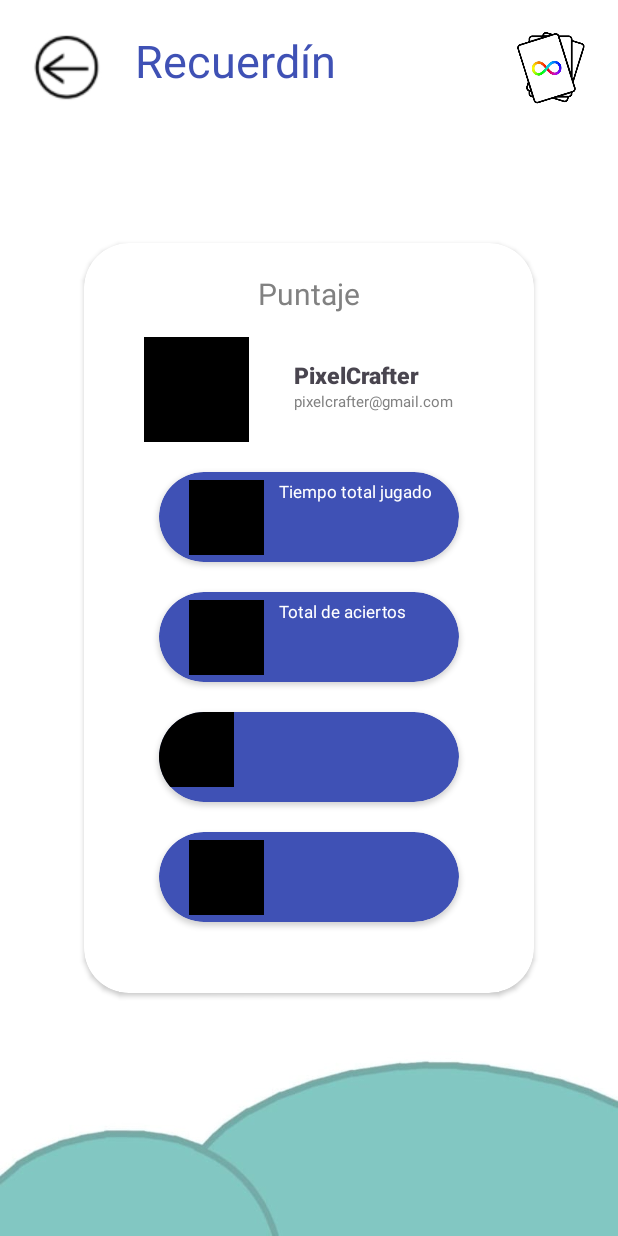
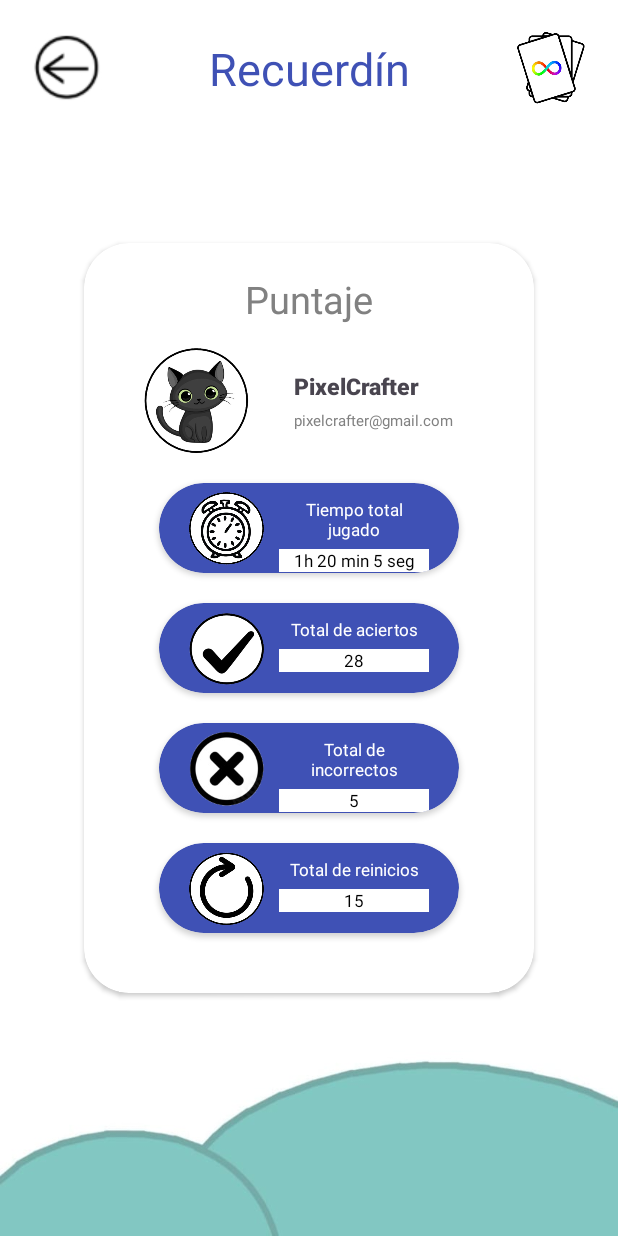
Before and after one commit to CamiloRaphaelZuletaWolff/progra3, an Android app: the PuntajeActivity screen opened directly, with no data from a screen before it, on a phone screen of 412 x 824 dp. Run offline under Robolectric (Android 15) with nearby library versions, the phone set to English and light mode, and no system bars.

Commit message:
Pantalla Puntaje

```diff
--- /dev/null
+++ b/app/src/main/res/drawable/borde_circular.xml
@@ -0,0 +1,6 @@
+<?xml version="1.0" encoding="utf-8"?>
+<shape xmlns:android="http://schemas.android.com/apk/res/android"
+    android:shape="oval">
+    <solid android:color="@android:color/transparent" />
+    <stroke android:width="2dp" android:color="#000000" />
+</shape>
--- a/app/src/main/res/layout/activity_puntaje.xml
+++ b/app/src/main/res/layout/activity_puntaje.xml
@@ -22,13 +22,13 @@
         android:id="@+id/nombre_del_juego"
         android:layout_width="wrap_content"
         android:layout_height="wrap_content"
-        android:layout_marginStart="20dp"
-        android:layout_marginTop="20dp"
+        android:layout_marginTop="25dp"
         android:text="Recuerdín"
         android:textColor="@color/azulOscuro"
         android:textSize="30sp"
-        app:layout_constraintStart_toEndOf="@id/boton_atras"
-        app:layout_constraintTop_toTopOf="parent" />
+        app:layout_constraintTop_toTopOf="parent"
+        app:layout_constraintStart_toStartOf="parent"
+        app:layout_constraintEnd_toEndOf="parent"/>
 
     <ImageView
         android:id="@+id/logo"
@@ -61,7 +61,7 @@
                 android:layout_marginTop="20dp"
                 android:text="Puntaje"
                 android:textColor="@color/grisOscuro"
-                android:textSize="20sp"
+                android:textSize="25sp"
                 app:layout_constraintEnd_toEndOf="parent"
                 app:layout_constraintStart_toStartOf="parent"
                 app:layout_constraintTop_toTopOf="parent" />
@@ -72,19 +72,19 @@
                 android:layout_height="70dp"
                 android:layout_marginStart="40dp"
                 android:layout_marginTop="15dp"
-                android:background="@color/black"
+                android:src="@drawable/foto_perfil"
                 app:layout_constraintStart_toStartOf="parent"
-                app:layout_constraintTop_toBottomOf="@id/puntaje_titulo" />
+                app:layout_constraintTop_toBottomOf="@id/puntaje_titulo"/>
 
             <TextView
                 android:id="@+id/nombre_usuario"
                 android:layout_width="wrap_content"
                 android:layout_height="wrap_content"
+                android:layout_marginStart="30dp"
+                android:layout_marginTop="30dp"
+                android:fontFamily="sans-serif-black"
                 android:text="PixelCrafter"
                 android:textSize="15sp"
-                android:fontFamily="sans-serif-black"
-                android:layout_marginStart="30dp"
-                android:layout_marginTop="30dp"
                 app:layout_constraintStart_toEndOf="@id/foto_de_perfil_usuario"
                 app:layout_constraintTop_toBottomOf="@id/puntaje_titulo" />
 
@@ -92,22 +92,23 @@
                 android:id="@+id/correo_usuario"
                 android:layout_width="wrap_content"
                 android:layout_height="wrap_content"
+                android:layout_marginStart="30dp"
+                android:layout_marginTop="5dp"
                 android:text="pixelcrafter@gmail.com"
+                android:textColor="@color/grisOscuro"
                 android:textSize="10sp"
-                android:textColor="@color/grisOscuro"
-                android:layout_marginStart="30dp"
-                app:layout_constraintTop_toBottomOf="@id/nombre_usuario"
-                app:layout_constraintStart_toEndOf="@id/foto_de_perfil_usuario"/>
+                app:layout_constraintStart_toEndOf="@id/foto_de_perfil_usuario"
+                app:layout_constraintTop_toBottomOf="@id/nombre_usuario" />
 
             <androidx.cardview.widget.CardView
                 android:id="@+id/tiempo_total_jugado"
                 android:layout_width="200dp"
                 android:layout_height="60dp"
+                android:layout_marginTop="20dp"
                 android:backgroundTint="@color/azulOscuro"
                 app:cardCornerRadius="50dp"
-                android:layout_marginTop="20dp"
+                app:layout_constraintEnd_toEndOf="parent"
                 app:layout_constraintStart_toStartOf="parent"
-                app:layout_constraintEnd_toEndOf="parent"
                 app:layout_constraintTop_toBottomOf="@id/foto_de_perfil_usuario">
 
                 <androidx.constraintlayout.widget.ConstraintLayout
@@ -118,23 +119,38 @@
                         android:id="@+id/imagen_tiempo_total_jugado"
                         android:layout_width="50dp"
                         android:layout_height="50dp"
-                        android:background="@color/black"
                         android:layout_marginStart="20dp"
                         android:layout_marginTop="5dp"
+                        android:src="@drawable/tiempo"
                         app:layout_constraintStart_toStartOf="parent"
-                        app:layout_constraintTop_toTopOf="parent"/>
+                        app:layout_constraintTop_toTopOf="parent" />
 
                     <TextView
                         android:id="@+id/texto_tiempo_total_jugado"
-                        android:layout_width="wrap_content"
+                        android:layout_width="100dp"
                         android:layout_height="wrap_content"
+                        android:layout_marginStart="10dp"
+                        android:layout_marginTop="10dp"
                         android:text="Tiempo total jugado"
                         android:textColor="@color/white"
                         android:textSize="11sp"
+                        android:textAlignment="center"
+                        app:layout_constraintStart_toEndOf="@id/imagen_tiempo_total_jugado"
+                        app:layout_constraintTop_toTopOf="parent" />
+
+                    <TextView
+                        android:id="@+id/dato_tiempo_total_jugado"
+                        android:layout_width="100dp"
+                        android:layout_height="wrap_content"
+                        android:background="@color/white"
+                        android:text="1h 20 min 5 seg"
+                        android:textSize="11sp"
+                        android:textAlignment="center"
+                        android:textColor="@color/black"
+                        android:layout_marginTop="5dp"
                         android:layout_marginStart="10dp"
-                        android:layout_marginTop="5dp"
-                        app:layout_constraintStart_toEndOf="@id/imagen_tiempo_total_jugado"
-                        app:layout_constraintTop_toTopOf="parent"/>
+                        app:layout_constraintTop_toBottomOf="@id/texto_tiempo_total_jugado"
+                        app:layout_constraintStart_toEndOf="@id/imagen_tiempo_total_jugado"/>
 
                 </androidx.constraintlayout.widget.ConstraintLayout>
 
@@ -144,11 +160,11 @@
                 android:id="@+id/total_aciertos"
                 android:layout_width="200dp"
                 android:layout_height="60dp"
+                android:layout_marginTop="20dp"
                 android:backgroundTint="@color/azulOscuro"
                 app:cardCornerRadius="50dp"
-                android:layout_marginTop="20dp"
+                app:layout_constraintEnd_toEndOf="parent"
                 app:layout_constraintStart_toStartOf="parent"
-                app:layout_constraintEnd_toEndOf="parent"
                 app:layout_constraintTop_toBottomOf="@id/tiempo_total_jugado">
 
                 <androidx.constraintlayout.widget.ConstraintLayout
@@ -159,23 +175,38 @@
                         android:id="@+id/imagen_total_aciertos"
                         android:layout_width="50dp"
                         android:layout_height="50dp"
-                        android:background="@color/black"
                         android:layout_marginStart="20dp"
                         android:layout_marginTop="5dp"
+                        android:src="@drawable/total_aciertos"
                         app:layout_constraintStart_toStartOf="parent"
+                        app:layout_constraintTop_toTopOf="parent" />
+
+                    <TextView
+                        android:id="@+id/texto_total_aciertos"
+                        android:layout_width="100dp"
+                        android:layout_height="wrap_content"
+                        android:layout_marginStart="10dp"
+                        android:layout_marginTop="10dp"
+                        android:text="Total de aciertos"
+                        android:textColor="@color/white"
+                        android:textSize="11sp"
+                        android:textAlignment="center"
+                        app:layout_constraintStart_toEndOf="@id/imagen_total_aciertos"
                         app:layout_constraintTop_toTopOf="parent"/>
 
                     <TextView
-                        android:id="@+id/texto_total_aciertos"
-                        android:layout_width="wrap_content"
+                        android:id="@+id/dato_total_aciertos"
+                        android:layout_width="100dp"
                         android:layout_height="wrap_content"
-                        android:text="Total de aciertos"
-                        android:textColor="@color/white"
+                        android:background="@color/white"
+                        android:text="28"
                         android:textSize="11sp"
+                        android:textAlignment="center"
+                        android:textColor="@color/black"
+                        android:layout_marginTop="5dp"
                         android:layout_marginStart="10dp"
-                        android:layout_marginTop="5dp"
-                        app:layout_constraintStart_toEndOf="@id/imagen_total_aciertos"
-                        app:layout_constraintTop_toTopOf="parent"/>
+                        app:layout_constraintTop_toBottomOf="@id/texto_total_aciertos"
+                        app:layout_constraintStart_toEndOf="@id/imagen_total_aciertos"/>
 
                 </androidx.constraintlayout.widget.ConstraintLayout>
 
@@ -185,11 +216,11 @@
                 android:id="@+id/total_incorrectos"
                 android:layout_width="200dp"
                 android:layout_height="60dp"
+                android:layout_marginTop="20dp"
                 android:backgroundTint="@color/azulOscuro"
                 app:cardCornerRadius="50dp"
-                android:layout_marginTop="20dp"
+                app:layout_constraintEnd_toEndOf="parent"
                 app:layout_constraintStart_toStartOf="parent"
-                app:layout_constraintEnd_toEndOf="parent"
                 app:layout_constraintTop_toBottomOf="@id/total_aciertos">
 
                 <androidx.constraintlayout.widget.ConstraintLayout
@@ -200,9 +231,38 @@
                         android:id="@+id/imagen_total_incorrectos"
                         android:layout_width="50dp"
                         android:layout_height="50dp"
-                        android:background="@color/black"
                         android:layout_marginStart="20dp"
-                        android:layout_marginTop="5dp"/>
+                        android:layout_marginTop="5dp"
+                        android:src="@drawable/total_incorrectos"
+                        app:layout_constraintStart_toStartOf="parent"
+                        app:layout_constraintTop_toTopOf="parent"/>
+
+                    <TextView
+                        android:id="@+id/texto_total_incorrectos"
+                        android:layout_width="100dp"
+                        android:layout_height="wrap_content"
+                        android:layout_marginStart="10dp"
+                        android:layout_marginTop="10dp"
+                        android:text="Total de incorrectos"
+                        android:textColor="@color/white"
+                        android:textSize="11sp"
+                        android:textAlignment="center"
+                        app:layout_constraintStart_toEndOf="@id/imagen_total_incorrectos"
+                        app:layout_constraintTop_toTopOf="parent" />
+
+                    <TextView
+                        android:id="@+id/dato_total_incorrectos"
+                        android:layout_width="100dp"
+                        android:layout_height="wrap_content"
+                        android:background="@color/white"
+                        android:text="5"
+                        android:textSize="11sp"
+                        android:textAlignment="center"
+                        android:textColor="@color/black"
+                        android:layout_marginTop="5dp"
+                        android:layout_marginStart="10dp"
+                        app:layout_constraintTop_toBottomOf="@id/texto_total_incorrectos"
+                        app:layout_constraintStart_toEndOf="@id/imagen_total_incorrectos"/>
 
                 </androidx.constraintlayout.widget.ConstraintLayout>
 
@@ -212,20 +272,55 @@
                 android:id="@+id/total_reinicios"
                 android:layout_width="200dp"
                 android:layout_height="60dp"
+                android:layout_marginTop="20dp"
                 android:backgroundTint="@color/azulOscuro"
                 app:cardCornerRadius="50dp"
-                android:layout_marginTop="20dp"
+                app:layout_constraintEnd_toEndOf="parent"
                 app:layout_constraintStart_toStartOf="parent"
-                app:layout_constraintEnd_toEndOf="parent"
                 app:layout_constraintTop_toBottomOf="@id/total_incorrectos">
 
-                <ImageView
-                    android:id="@+id/imagen_total_reinicios"
-                    android:layout_width="50dp"
-                    android:layout_height="50dp"
-                    android:background="@color/black"
-                    android:layout_marginStart="20dp"
-                    android:layout_marginTop="5dp"/>
+                <androidx.constraintlayout.widget.ConstraintLayout
+                    android:layout_width="match_parent"
+                    android:layout_height="match_parent">
+
+                    <ImageView
+                        android:id="@+id/imagen_total_reinicios"
+                        android:layout_width="50dp"
+                        android:layout_height="50dp"
+                        android:layout_marginStart="20dp"
+                        android:layout_marginTop="5dp"
+                        android:src="@drawable/total_reinicios"
+                        app:layout_constraintStart_toStartOf="parent"
+                        app:layout_constraintTop_toTopOf="parent"/>
+
+                    <TextView
+                        android:id="@+id/texto_total_reinicios"
+                        android:layout_width="100dp"
+                        android:layout_height="wrap_content"
+                        android:layout_marginStart="10dp"
+                        android:layout_marginTop="10dp"
+                        android:text="Total de reinicios"
+                        android:textColor="@color/white"
+                        android:textSize="11sp"
+                        android:textAlignment="center"
+                        app:layout_constraintStart_toEndOf="@+id/imagen_total_reinicios"
+                        app:layout_constraintTop_toTopOf="parent"/>
+
+                    <TextView
+                        android:id="@+id/dato_total_reinicios"
+                        android:layout_width="100dp"
+                        android:layout_height="wrap_content"
+                        android:background="@color/white"
+                        android:text="15"
+                        android:textSize="11sp"
+                        android:textAlignment="center"
+                        android:textColor="@color/black"
+                        android:layout_marginTop="5dp"
+                        android:layout_marginStart="10dp"
+                        app:layout_constraintTop_toBottomOf="@id/texto_total_reinicios"
+                        app:layout_constraintStart_toEndOf="@id/imagen_total_reinicios"/>
+
+                </androidx.constraintlayout.widget.ConstraintLayout>
 
             </androidx.cardview.widget.CardView>
 
```
Also changed, not shown: app/src/main/res/drawable/foto_perfil.png (added), app/src/main/res/drawable/tiempo.png (added), app/src/main/res/drawable/total_aciertos.png (added), app/src/main/res/drawable/total_incorrectos.png (added), app/src/main/res/drawable/total_reinicios.png (added).
